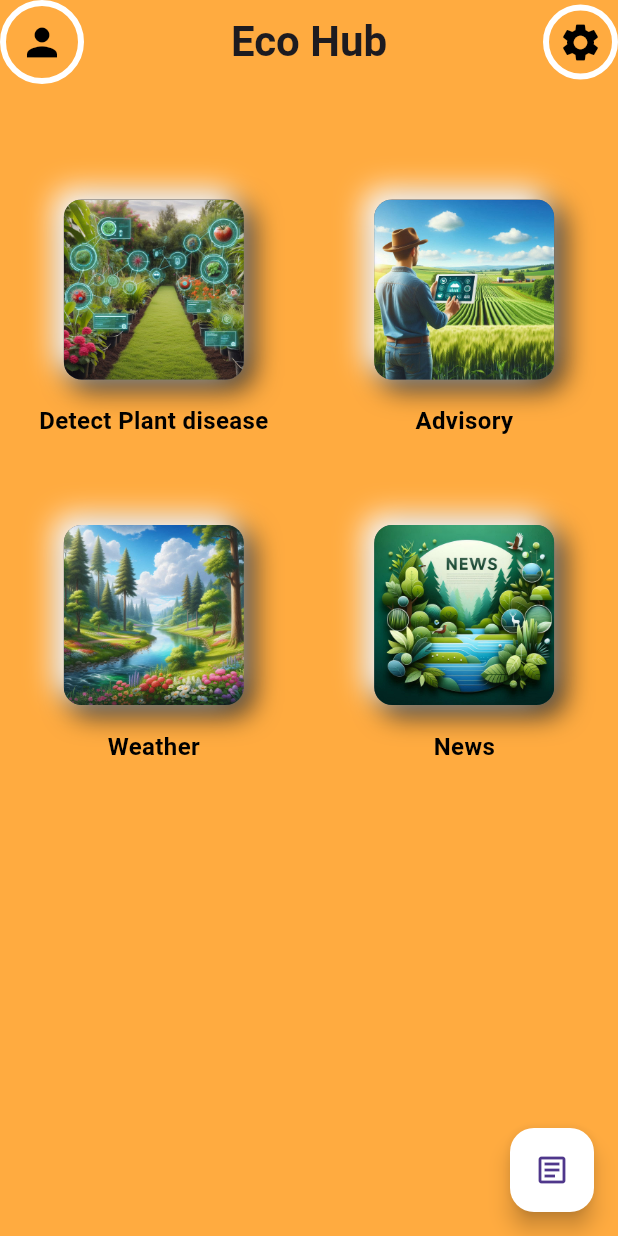
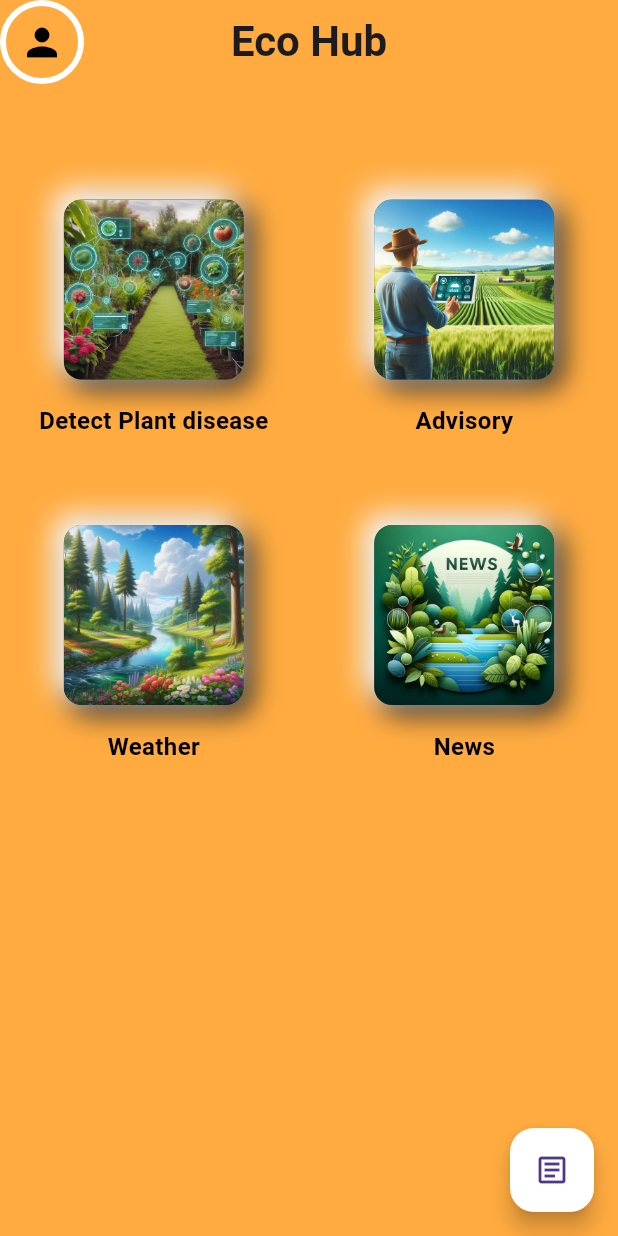
Before and after one commit to scarredhands/EcoHub, a Flutter app: the HomeScreen screen opened by its route, on a phone screen of 412 x 824 dp. Run offline on Flutter 3.47's test engine with Material 3 defaults, Android fonts, the phone set to English and light mode, and no system bars; our stand-ins replace cloud_firestore, dio, firebase_auth, firebase_core, geocoding, geolocator and 4 more; missing offline and left inert: flutter_tflite; accounts and stored records are empty; network calls fail.

Commit message:
removed settings icon

```diff
--- a/lib/main.dart
+++ b/lib/main.dart
@@ -18,7 +18,7 @@ class MyApp extends StatelessWidget {
   @override
   Widget build(BuildContext context) {
     return MaterialApp(
-      home: HomeScreen(),
+      home: OnBoardingScreen(),
       routes: {
         '/home': (context) => HomeScreen(),
       },
--- a/lib/screens/home_screen.dart
+++ b/lib/screens/home_screen.dart
@@ -1,9 +1,8 @@
 import 'package:ecohub/screens/feature_screens/advisory_screen/advisory_screen.dart';
-import 'package:ecohub/screens/feature_screens/blog_screen/blog_form_screen.dart';
 import 'package:ecohub/screens/feature_screens/blog_screen/blog_screen.dart';
 import 'package:ecohub/screens/feature_screens/plant_disease_detection_screen/tflite_model.dart';
+import 'package:ecohub/screens/feature_screens/weather_updates_screen/weather_page.dart';
 import 'package:ecohub/screens/news_screen/news_screen.dart';
-import 'package:ecohub/screens/feature_screens/weather_updates_screen/weather_page.dart';
 import 'package:ecohub/screens/profile_screen.dart';
 import 'package:flutter/material.dart';
 
@@ -16,26 +15,6 @@ class HomeScreen extends StatelessWidget {
       backgroundColor: Colors.orangeAccent,
       appBar: AppBar(
         backgroundColor: Colors.orangeAccent,
-        actions: [
-          Row(
-            children: [
-              InkWell(
-                onTap: () {},
-                child: Container(
-                  height: 50,
-                  width: 50,
-                  decoration: BoxDecoration(
-                      shape: BoxShape.circle,
-                      border: Border.all(
-                        color: Colors.white,
-                        width: 4,
-                      )),
-                  child: Icon(Icons.settings, size: 30, color: Colors.black),
-                ),
-              ),
-            ],
-          )
-        ],
         leading: InkWell(
           onTap: () {
             Navigator.push(context,
@@ -321,7 +300,7 @@ class HomeScreen extends StatelessWidget {
         onPressed: () {
           Navigator.push(
             context,
-            MaterialPageRoute(builder: (context) => BlogFormScreen()),
+            MaterialPageRoute(builder: (context) => BlogScreen()),
           );
         },
         child: Icon(Icons.article_outlined),
```
Also changed, not shown: lib/screens/profile_screen.dart (+1 -15 lines).
